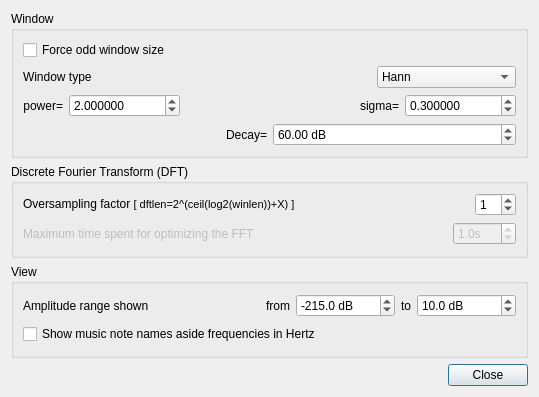
gillesdegottex/dfasma, file src/gvamplitudespectrumwdialogsettings.ui: the form before one commit.
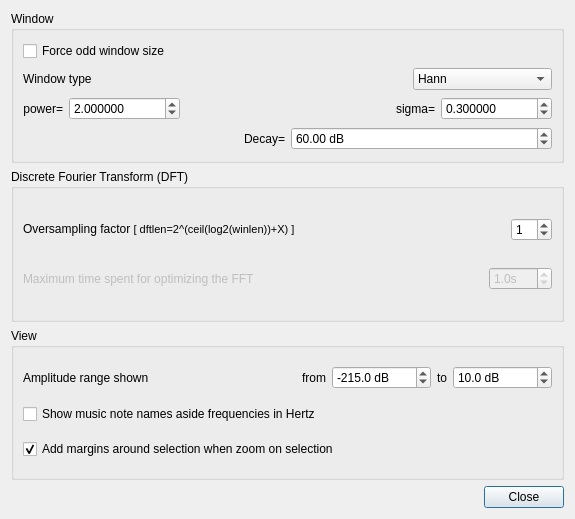
The form after the commit. Icons and pictures are not drawn.

Diff of the .ui file:
```diff
--- a/src/gvamplitudespectrumwdialogsettings.ui
+++ b/src/gvamplitudespectrumwdialogsettings.ui
@@ -6,8 +6,8 @@
    <rect>
     <x>0</x>
     <y>0</y>
-    <width>539</width>
-    <height>397</height>
+    <width>575</width>
+    <height>519</height>
    </rect>
   </property>
   <property name="windowTitle">
@@ -395,6 +395,16 @@
         </property>
        </widget>
       </item>
+      <item>
+       <widget class="QCheckBox" name="cbAddMarginsOnSelection">
+        <property name="text">
+         <string>Add margins around selection when zoom on selection</string>
+        </property>
+        <property name="checked">
+         <bool>true</bool>
+        </property>
+       </widget>
+      </item>
      </layout>
     </widget>
    </item>
```
